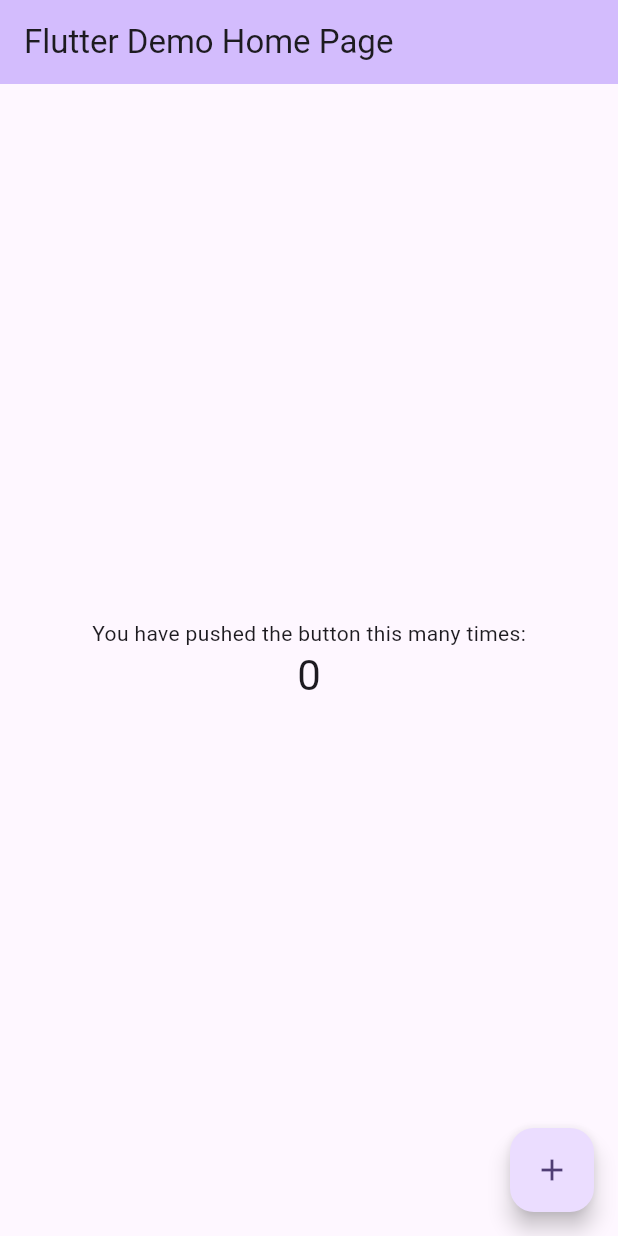
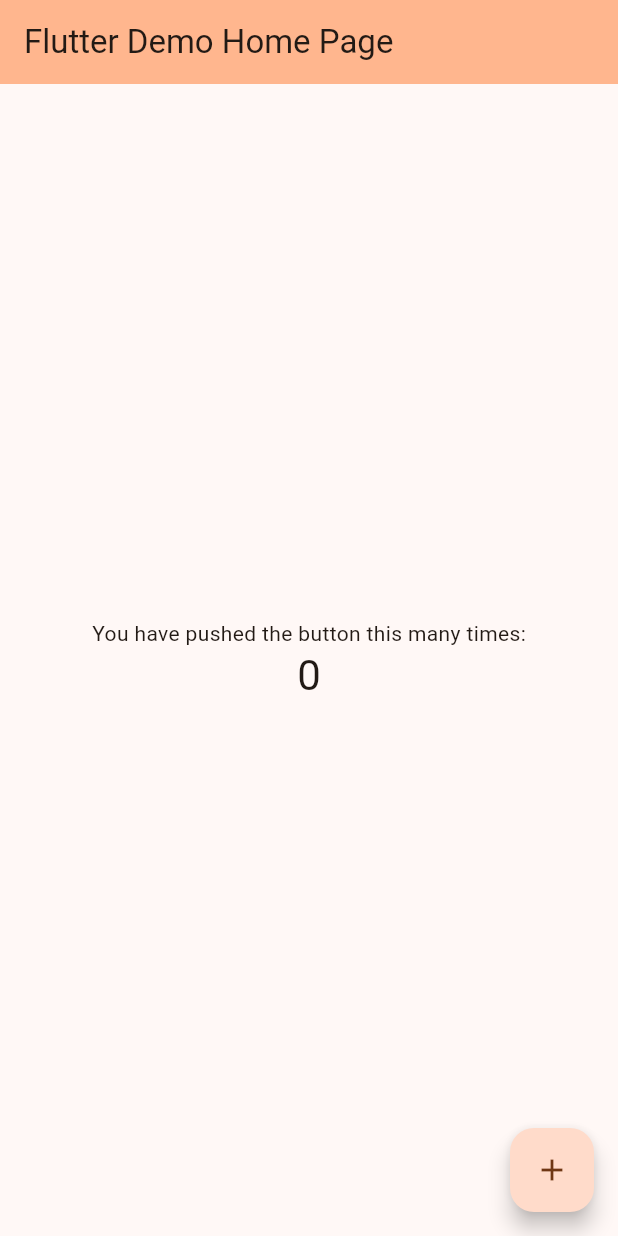
Before and after one commit to itswaqashere/flutter-V-0.1, a Flutter app: the screen it shows after launch, on a phone screen of 412 x 824 dp. Run offline on Flutter 3.47's test engine with Material 3 defaults, Android fonts, the phone set to English and light mode, and no system bars.

Commit message:
color changed

```diff
--- a/lib/main.dart
+++ b/lib/main.dart
@@ -28,7 +28,8 @@ class MyApp extends StatelessWidget {
         //
         // This works for code too, not just values: Most code changes can be
         // tested with just a hot reload.
-        colorScheme: ColorScheme.fromSeed(seedColor: Colors.deepPurple),
+        colorScheme:
+            ColorScheme.fromSeed(seedColor: Color.fromARGB(255, 244, 112, 4)),
         useMaterial3: true,
       ),
       home: const MyHomePage(title: 'Flutter Demo Home Page'),
```
